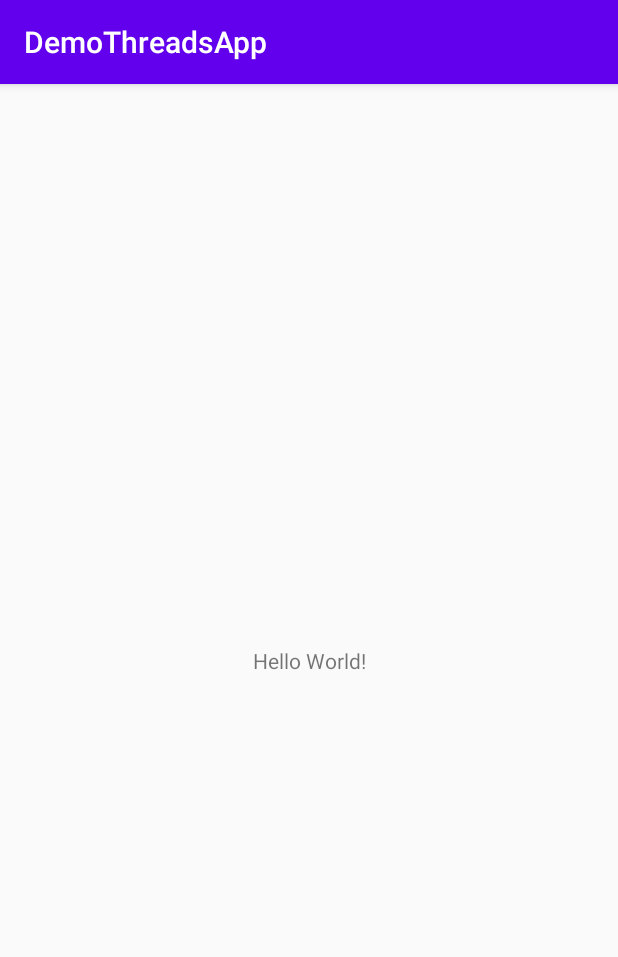
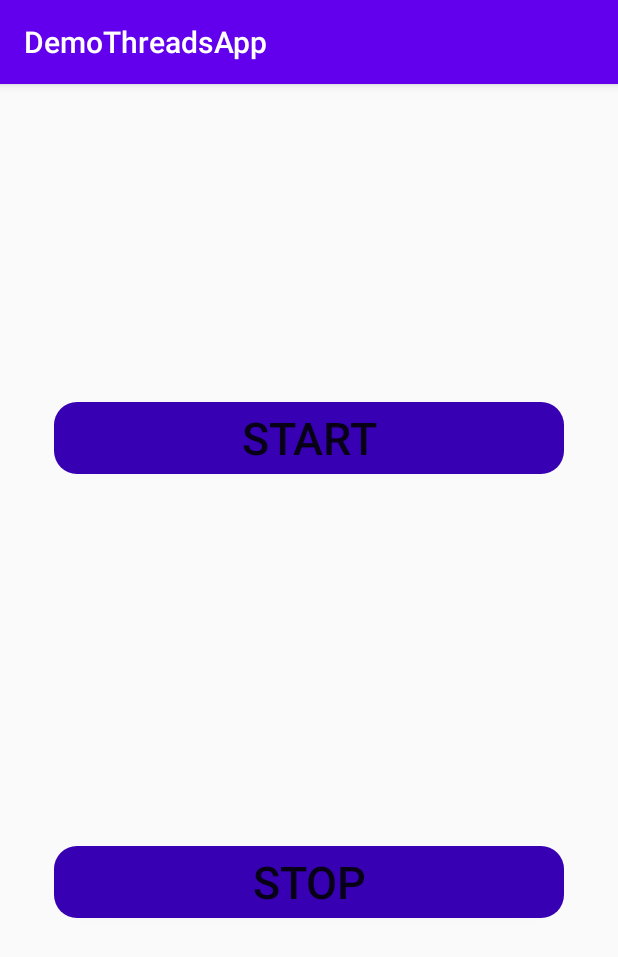
Before and after one commit to MaciejHeintze/DemoThreadsApp, an Android app: the screen it shows after launch (MainActivity), on a phone screen of 412 x 824 dp. Shown: the top 957 px of the screen. Run offline under Robolectric (Android 15) with nearby library versions, the phone set to English and light mode, and no system bars.

Commit message:
layout implementation commit

```diff
--- /dev/null
+++ b/app/src/main/res/drawable/button_rounded_corners.xml
@@ -0,0 +1,13 @@
+<?xml version="1.0" encoding="utf-8"?>
+<shape xmlns:android="http://schemas.android.com/apk/res/android"
+    android:shape="rectangle"
+    android:padding="10dp">
+
+    <solid android:color="@color/colorPrimaryDark" />
+
+    <corners
+        android:bottomRightRadius="15dp"
+        android:bottomLeftRadius="15dp"
+        android:topLeftRadius="15dp"
+        android:topRightRadius="15dp" />
+</shape>
--- a/app/src/main/res/layout/activity_main.xml
+++ b/app/src/main/res/layout/activity_main.xml
@@ -1,18 +1,35 @@
 <?xml version="1.0" encoding="utf-8"?>
-<androidx.constraintlayout.widget.ConstraintLayout xmlns:android="http://schemas.android.com/apk/res/android"
+<androidx.constraintlayout.widget.ConstraintLayout
+    xmlns:android="http://schemas.android.com/apk/res/android"
     xmlns:app="http://schemas.android.com/apk/res-auto"
     xmlns:tools="http://schemas.android.com/tools"
     android:layout_width="match_parent"
     android:layout_height="match_parent"
     tools:context=".MainActivity">
 
-    <TextView
-        android:layout_width="wrap_content"
+    <Button
+        android:id="@+id/start_button_id"
+        android:layout_width="match_parent"
         android:layout_height="wrap_content"
-        android:text="Hello World!"
-        app:layout_constraintBottom_toBottomOf="parent"
-        app:layout_constraintLeft_toLeftOf="parent"
-        app:layout_constraintRight_toRightOf="parent"
-        app:layout_constraintTop_toTopOf="parent" />
+        android:layout_margin="@dimen/button_margin"
+        android:text="@string/start_button_text"
+        android:textSize="@dimen/button_text_size"
+        android:background="@drawable/button_rounded_corners"
+        app:layout_constraintStart_toStartOf="parent"
+        app:layout_constraintEnd_toEndOf="parent"
+        app:layout_constraintTop_toTopOf="parent"
+        app:layout_constraintBottom_toTopOf="@id/stop_button_id"/>
 
+    <Button
+        android:id="@+id/stop_button_id"
+        android:layout_width="match_parent"
+        android:layout_height="wrap_content"
+        android:layout_margin="@dimen/button_margin"
+        android:text="@string/stop_button_text"
+        android:textSize="@dimen/button_text_size"
+        android:background="@drawable/button_rounded_corners"
+        app:layout_constraintStart_toStartOf="parent"
+        app:layout_constraintEnd_toEndOf="parent"
+        app:layout_constraintTop_toBottomOf="@id/start_button_id"
+        app:layout_constraintBottom_toBottomOf="parent"/>
 </androidx.constraintlayout.widget.ConstraintLayout>
--- /dev/null
+++ b/app/src/main/res/values/dimens.xml
@@ -0,0 +1,5 @@
+<?xml version="1.0" encoding="utf-8"?>
+<resources>
+    <dimen name="button_text_size">30sp</dimen>
+    <dimen name="button_margin">36dp</dimen>
+</resources>
--- a/app/src/main/res/values/strings.xml
+++ b/app/src/main/res/values/strings.xml
@@ -1,3 +1,5 @@
 <resources>
     <string name="app_name">DemoThreadsApp</string>
+    <string name="start_button_text">START</string>
+    <string name="stop_button_text">STOP</string>
 </resources>
```
